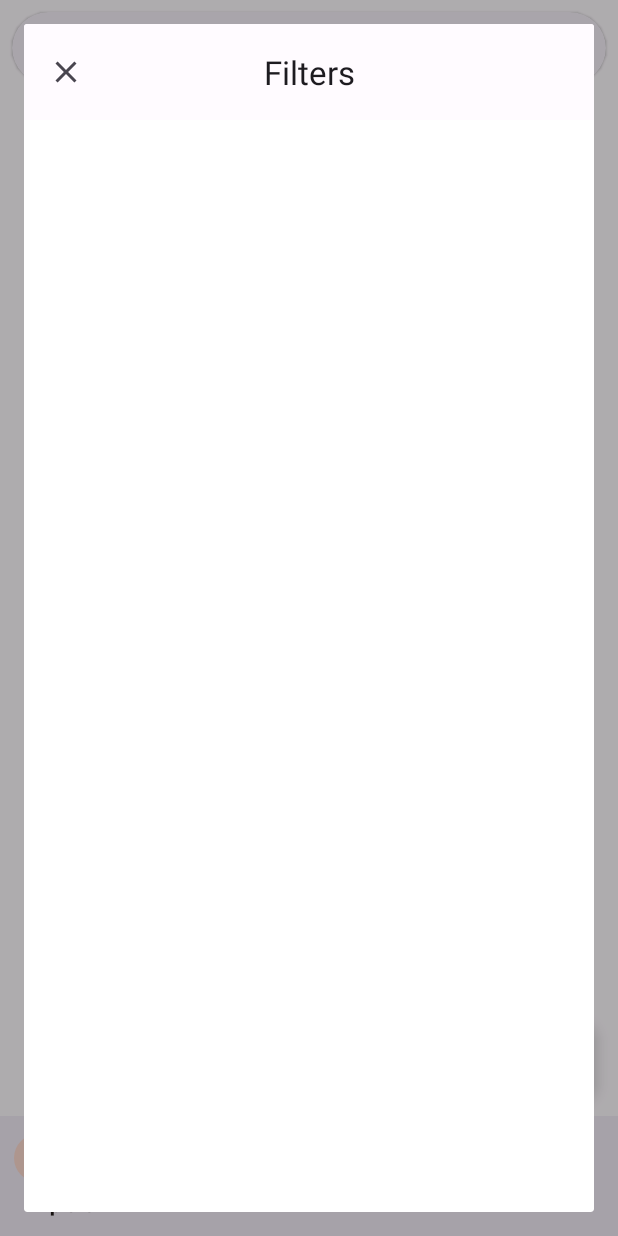
After one commit to joshuabello2550/XPVehicles, an Android app: the fragment FilterDialogFragment placed in its activity, on a phone screen of 412 x 824 dp. The commit adds this screen. Run offline under Robolectric (Android 15) with nearby library versions, the phone set to English and light mode, and no system bars; libraries missing offline, so code that uses them is left out: com.codepath.asynchttpclient, com.parse; pictures from the network do not load; 3 statements that could not run were skipped.

Commit message:
Added UI for filtering

```diff
--- a/app/src/main/java/com/example/xpvehicles/activities/AddVehicleActivity.java
+++ b/app/src/main/java/com/example/xpvehicles/activities/AddVehicleActivity.java
@@ -1,7 +1,6 @@
 package com.example.xpvehicles.activities;
 
 import androidx.appcompat.app.AppCompatActivity;
-import androidx.core.content.ContextCompat;
 import androidx.core.content.FileProvider;
 
 import android.content.Intent;
@@ -9,7 +8,6 @@ import android.content.res.Resources;
 import android.graphics.Bitmap;
 import android.graphics.BitmapFactory;
 import android.net.Uri;
-import android.os.Build;
 import android.os.Bundle;
 import android.os.Environment;
 import android.provider.MediaStore;
@@ -72,7 +70,7 @@ public class AddVehicleActivity extends AppCompatActivity {
     }
 
     private void bind() {
-        topAppBar = findViewById(R.id.topAppBar);
+        topAppBar = findViewById(R.id.filterTopAppBar);
         edtVehicleName = findViewById(R.id.edtVehicleName);
         edtDescription = findViewById(R.id.edtDescription);
         edtStreetAddress = findViewById(R.id.edtStreetAddress);
--- a/app/src/main/java/com/example/xpvehicles/fragments/ExploreFragment.java
+++ b/app/src/main/java/com/example/xpvehicles/fragments/ExploreFragment.java
@@ -14,6 +14,8 @@ import android.view.LayoutInflater;
 import android.view.View;
 import android.view.ViewGroup;
 import android.view.inputmethod.InputMethodManager;
+import android.widget.Filter;
+import android.widget.ImageView;
 import android.widget.SearchView;
 import android.widget.TextView;
 
@@ -42,6 +44,7 @@ public class ExploreFragment extends Fragment {
     private TextView tvNoAvailableRentVehicle;
     private FloatingActionButton fabAddVehicle;
     private SearchView searchView;
+    private ImageView ivFilter;
 
     public ExploreFragment(MainActivity mainActivity){
         activity = mainActivity;
@@ -67,12 +70,14 @@ public class ExploreFragment extends Fragment {
         bindRecommendedAdapter(view);
         setAddVehicleOnClickListener(fabAddVehicle);
         setSearchViewOnClickListener();
+        setFilterOnClickListener();
     }
 
     private void bind() {
         tvNoAvailableRentVehicle = activity.findViewById(R.id.tvNoAvailableRentVehicle);
         fabAddVehicle = activity.findViewById(R.id.fabAddVehicle);
         searchView = activity.findViewById(R.id.searchView);
+        ivFilter = activity.findViewById(R.id.ivFilter);
     }
 
     private void bindRecommendedAdapter(View view) {
@@ -164,6 +169,14 @@ public class ExploreFragment extends Fragment {
         });
     }
 
+    private void setFilterOnClickListener() {
+        ivFilter.setOnClickListener(new View.OnClickListener() {
+            @Override
+            public void onClick(View v) {
+                FilterDialogFragment.display(activity.getSupportFragmentManager());
+            }
+        });
+    }
 
     public void notifyAdapter() {
         exploreAdapter.notifyDataSetChanged();
--- /dev/null
+++ b/app/src/main/java/com/example/xpvehicles/fragments/FilterDialogFragment.java
@@ -0,0 +1,70 @@
+package com.example.xpvehicles.fragments;
+
+import android.app.Dialog;
+import android.graphics.Color;
+import android.graphics.drawable.ColorDrawable;
+import android.os.Bundle;
+
+import androidx.fragment.app.DialogFragment;
+import androidx.fragment.app.Fragment;
+import androidx.fragment.app.FragmentManager;
+
+import android.view.LayoutInflater;
+import android.view.View;
+import android.view.ViewGroup;
+
+import com.example.xpvehicles.R;
+import com.google.android.material.appbar.MaterialToolbar;
+
+public class FilterDialogFragment extends DialogFragment {
+
+    public static final String TAG = "filter_dialog_fragment";
+    private MaterialToolbar filterTopAppBar;
+
+    public FilterDialogFragment() {
+        // Required empty public constructor
+    }
+
+    public static FilterDialogFragment display(FragmentManager fragmentManager) {
+        FilterDialogFragment exampleDialog = new FilterDialogFragment();
+        exampleDialog.show(fragmentManager, TAG);
+        return exampleDialog;
+    }
+
+    @Override
+    public void onStart() {
+        super.onStart();
+        Dialog dialog = getDialog();
+        if (dialog != null) {
+            int width = ViewGroup.LayoutParams.MATCH_PARENT;
+            int height = ViewGroup.LayoutParams.MATCH_PARENT;
+            dialog.getWindow().setLayout(width, height);
+        }
+    }
+
+    @Override
+    public View onCreateView(LayoutInflater inflater, ViewGroup container,
+                             Bundle savedInstanceState) {
+        return inflater.inflate(R.layout.fragment_filter, container, false);
+    }
+
+    @Override
+    public void onViewCreated(View view, Bundle savedInstanceState) {
+        bind(view);
+        setFilterTopAppBarOnClickListener();
+    }
+
+    private void bind(View view) {
+        filterTopAppBar = view.findViewById(R.id.filterTopAppBar);
+    }
+
+    private void setFilterTopAppBarOnClickListener() {
+        filterTopAppBar.setNavigationOnClickListener(new View.OnClickListener() {
+            @Override
+            public void onClick(View v) {
+                dismiss();
+            }
+        });
+
+    }
+}
--- /dev/null
+++ b/app/src/main/res/drawable/dailog_rounded_corners.xml
@@ -0,0 +1,6 @@
+<?xml version="1.0" encoding="utf-8"?>
+<shape xmlns:android="http://schemas.android.com/apk/res/android"
+    android:shape="rectangle">
+    <solid android:color="@android:color/white" />
+    <corners android:radius="16dp" />
+</shape>
--- a/app/src/main/res/layout/activity_add_vehicle.xml
+++ b/app/src/main/res/layout/activity_add_vehicle.xml
@@ -15,7 +15,7 @@
         app:layout_constraintTop_toTopOf="parent">
 
         <com.google.android.material.appbar.MaterialToolbar
-            android:id="@+id/topAppBar"
+            android:id="@+id/filterTopAppBar"
             android:layout_width="match_parent"
             android:layout_height="?attr/actionBarSize"
             app:menu="@menu/add_vehicle_top_bar"
--- a/app/src/main/res/layout/activity_vehicle_details.xml
+++ b/app/src/main/res/layout/activity_vehicle_details.xml
@@ -15,7 +15,7 @@
         app:layout_constraintTop_toTopOf="parent">
 
         <com.google.android.material.appbar.MaterialToolbar
-            android:id="@+id/topAppBar"
+            android:id="@+id/filterTopAppBar"
             android:layout_width="match_parent"
             android:layout_height="?attr/actionBarSize"
             app:menu="@menu/add_vehicle_top_bar"
--- /dev/null
+++ b/app/src/main/res/layout/fragment_filter.xml
@@ -0,0 +1,28 @@
+<?xml version="1.0" encoding="utf-8"?>
+<androidx.constraintlayout.widget.ConstraintLayout xmlns:android="http://schemas.android.com/apk/res/android"
+    xmlns:app="http://schemas.android.com/apk/res-auto"
+    xmlns:tools="http://schemas.android.com/tools"
+    android:id="@+id/frameLayout6"
+    android:layout_width="match_parent"
+    android:layout_height="match_parent"
+    tools:context=".fragments.FilterDialogFragment">
+
+    <com.google.android.material.appbar.AppBarLayout
+        android:layout_width="match_parent"
+        android:layout_height="wrap_content"
+        app:circularflow_radiusInDP="12dp"
+        app:layout_constraintEnd_toEndOf="parent"
+        app:layout_constraintStart_toStartOf="parent"
+        app:layout_constraintTop_toTopOf="parent">
+
+        <com.google.android.material.appbar.MaterialToolbar
+            android:id="@+id/filterTopAppBar"
+            android:layout_width="match_parent"
+            android:layout_height="?attr/actionBarSize"
+            app:navigationIcon="@drawable/ic_close_24"
+            app:title="Filters"
+            app:titleCentered="true" />
+
+    </com.google.android.material.appbar.AppBarLayout>
+
+</androidx.constraintlayout.widget.ConstraintLayout>
```
Also changed, not shown: app/src/main/java/com/example/xpvehicles/activities/VehicleDetailsActivity.java (+1 -6 lines), app/src/main/res/menu/top_navigation_search.xml (deleted, +0 -8 lines).
